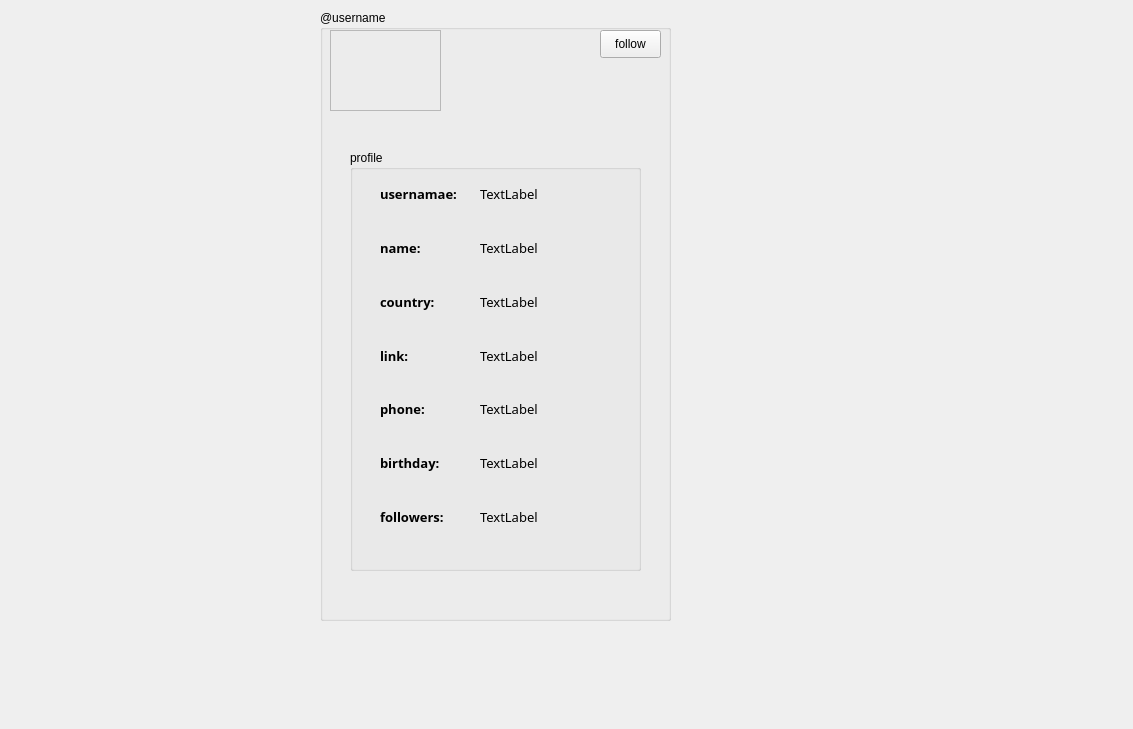
First picture: the form in showprofile.ui, repository arya237/twitterak-final, before the edit.
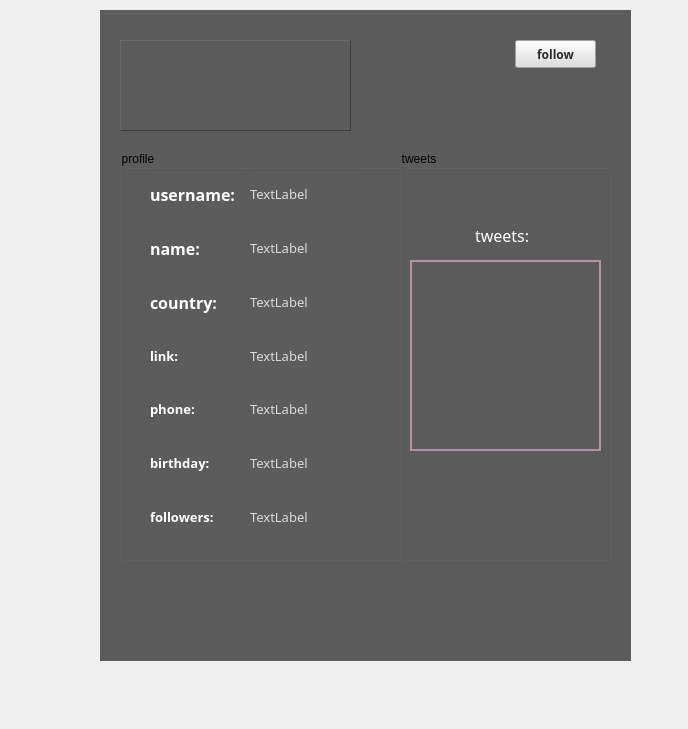
Second picture: the form after the edit. Icons and pictures are not drawn.

What changed in the file:
```diff
--- a/showprofile.ui
+++ b/showprofile.ui
@@ -6,7 +6,7 @@
    <rect>
     <x>0</x>
     <y>0</y>
-    <width>1133</width>
+    <width>688</width>
     <height>729</height>
    </rect>
   </property>
@@ -16,40 +16,62 @@
   <widget class="QGroupBox" name="profile_box">
    <property name="geometry">
     <rect>
-     <x>320</x>
+     <x>100</x>
      <y>10</y>
-     <width>351</width>
-     <height>611</height>
+     <width>531</width>
+     <height>651</height>
     </rect>
    </property>
+   <property name="styleSheet">
+    <string notr="true">background-color: rgb(92, 92, 92);</string>
+   </property>
    <property name="title">
-    <string>@username</string>
+    <string/>
    </property>
    <widget class="QFrame" name="image_profile">
     <property name="geometry">
      <rect>
-      <x>10</x>
-      <y>20</y>
-      <width>111</width>
-      <height>81</height>
+      <x>20</x>
+      <y>30</y>
+      <width>231</width>
+      <height>91</height>
      </rect>
     </property>
     <property name="frameShape">
-     <enum>QFrame::StyledPanel</enum>
+     <enum>QFrame::Panel</enum>
     </property>
     <property name="frameShadow">
      <enum>QFrame::Raised</enum>
     </property>
+    <widget class="QLabel" name="lbl_profile">
+     <property name="geometry">
+      <rect>
+       <x>20</x>
+       <y>20</y>
+       <width>55</width>
+       <height>16</height>
+      </rect>
+     </property>
+     <property name="text">
+      <string/>
+     </property>
+    </widget>
    </widget>
    <widget class="QGroupBox" name="groupBox">
     <property name="geometry">
      <rect>
-      <x>30</x>
+      <x>20</x>
       <y>140</y>
-      <width>291</width>
-      <height>421</height>
+      <width>281</width>
+      <height>411</height>
      </rect>
     </property>
+    <property name="styleSheet">
+     <string notr="true">QLabel
+{
+color: rgb(193, 193, 193);
+}</string>
+    </property>
     <property name="title">
      <string>profile</string>
     </property>
@@ -58,7 +80,7 @@
       <rect>
        <x>130</x>
        <y>20</y>
-       <width>131</width>
+       <width>111</width>
        <height>371</height>
       </rect>
      </property>
@@ -71,6 +93,9 @@
           <pointsize>10</pointsize>
          </font>
         </property>
+        <property name="styleSheet">
+         <string notr="true">color: rgb(218, 218, 218);</string>
+        </property>
         <property name="text">
          <string>TextLabel</string>
         </property>
@@ -84,6 +109,9 @@
           <pointsize>10</pointsize>
          </font>
         </property>
+        <property name="styleSheet">
+         <string notr="true">color: rgb(218, 218, 218);</string>
+        </property>
         <property name="text">
          <string>TextLabel</string>
         </property>
@@ -97,6 +125,9 @@
           <pointsize>10</pointsize>
          </font>
         </property>
+        <property name="styleSheet">
+         <string notr="true">color: rgb(218, 218, 218);</string>
+        </property>
         <property name="text">
          <string>TextLabel</string>
         </property>
@@ -110,6 +141,9 @@
           <pointsize>10</pointsize>
          </font>
         </property>
+        <property name="styleSheet">
+         <string notr="true">color: rgb(218, 218, 218);</string>
+        </property>
         <property name="text">
          <string>TextLabel</string>
         </property>
@@ -123,6 +157,9 @@
           <pointsize>10</pointsize>
          </font>
         </property>
+        <property name="styleSheet">
+         <string notr="true">color: rgb(218, 218, 218);</string>
+        </property>
         <property name="text">
          <string>TextLabel</string>
         </property>
@@ -136,6 +173,9 @@
           <pointsize>10</pointsize>
          </font>
         </property>
+        <property name="styleSheet">
+         <string notr="true">color: rgb(218, 218, 218);</string>
+        </property>
         <property name="text">
          <string>TextLabel</string>
         </property>
@@ -149,6 +189,9 @@
           <pointsize>10</pointsize>
          </font>
         </property>
+        <property name="styleSheet">
+         <string notr="true">color: rgb(218, 218, 218);</string>
+        </property>
         <property name="text">
          <string>TextLabel</string>
         </property>
@@ -169,7 +212,7 @@
       <string/>
      </property>
     </widget>
-    <widget class="QWidget" name="layoutWidget">
+    <widget class="QWidget" name="layoutWidget_2">
      <property name="geometry">
       <rect>
        <x>30</x>
@@ -184,13 +227,16 @@
         <property name="font">
          <font>
           <family>Bell MT</family>
-          <pointsize>10</pointsize>
+          <pointsize>12</pointsize>
           <weight>75</weight>
           <bold>true</bold>
          </font>
         </property>
+        <property name="styleSheet">
+         <string notr="true">color: rgb(255, 255, 255);</string>
+        </property>
         <property name="text">
-         <string>usernamae:</string>
+         <string>username:</string>
         </property>
        </widget>
       </item>
@@ -199,11 +245,14 @@
         <property name="font">
          <font>
           <family>Bell MT</family>
-          <pointsize>10</pointsize>
+          <pointsize>12</pointsize>
           <weight>75</weight>
           <bold>true</bold>
          </font>
         </property>
+        <property name="styleSheet">
+         <string notr="true">color: rgb(255, 255, 255);</string>
+        </property>
         <property name="text">
          <string>name:</string>
         </property>
@@ -214,11 +263,14 @@
         <property name="font">
          <font>
           <family>Bell MT</family>
-          <pointsize>10</pointsize>
+          <pointsize>12</pointsize>
           <weight>75</weight>
           <bold>true</bold>
          </font>
         </property>
+        <property name="styleSheet">
+         <string notr="true">color: rgb(255, 255, 255);</string>
+        </property>
         <property name="text">
          <string>country:</string>
         </property>
@@ -234,6 +286,9 @@
           <bold>true</bold>
          </font>
         </property>
+        <property name="styleSheet">
+         <string notr="true">color: rgb(255, 255, 255);</string>
+        </property>
         <property name="text">
          <string>link:</string>
         </property>
@@ -249,6 +304,10 @@
           <bold>true</bold>
          </font>
         </property>
+        <property name="styleSheet">
+         <string notr="true">color: rgb(255, 255, 255);
+</string>
+        </property>
         <property name="text">
          <string>phone:</string>
         </property>
@@ -264,6 +323,9 @@
           <bold>true</bold>
          </font>
         </property>
+        <property name="styleSheet">
+         <string notr="true">color: rgb(255, 255, 255);</string>
+        </property>
         <property name="text">
          <string>birthday:</string>
         </property>
@@ -279,6 +341,9 @@
           <bold>true</bold>
          </font>
         </property>
+        <property name="styleSheet">
+         <string notr="true">color: rgb(255, 255, 255);</string>
+        </property>
         <property name="text">
          <string>followers:</string>
         </property>
@@ -290,15 +355,102 @@
    <widget class="QPushButton" name="btn_follow">
     <property name="geometry">
      <rect>
-      <x>280</x>
-      <y>20</y>
-      <width>61</width>
+      <x>415</x>
+      <y>30</y>
+      <width>81</width>
       <height>28</height>
      </rect>
     </property>
+    <property name="font">
+     <font>
+      <family>Dubai</family>
+      <pointsize>9</pointsize>
+      <weight>75</weight>
+      <bold>true</bold>
+     </font>
+    </property>
+    <property name="styleSheet">
+     <string notr="true">background-color: rgb(222, 222, 222);
+color: rgb(43, 43, 43);</string>
+    </property>
     <property name="text">
      <string>follow</string>
     </property>
+    <property name="icon">
+     <iconset>
+      <normaloff>../../../icons/icons8-follow-24(1).png</normaloff>../../../icons/icons8-follow-24(1).png</iconset>
+    </property>
+   </widget>
+   <widget class="QGroupBox" name="groupBox_2">
+    <property name="geometry">
+     <rect>
+      <x>300</x>
+      <y>140</y>
+      <width>211</width>
+      <height>411</height>
+     </rect>
+    </property>
+    <property name="title">
+     <string>tweets</string>
+    </property>
+    <widget class="QListWidget" name="listwidget_tweets">
+     <property name="geometry">
+      <rect>
+       <x>10</x>
+       <y>110</y>
+       <width>191</width>
+       <height>191</height>
+      </rect>
+     </property>
+     <property name="autoFillBackground">
+      <bool>false</bool>
+     </property>
+     <property name="styleSheet">
+      <string notr="true">background-color: transparent;
+color: rgb(177, 149, 166);
+</string>
+     </property>
+     <property name="frameShape">
+      <enum>QFrame::WinPanel</enum>
+     </property>
+     <property name="frameShadow">
+      <enum>QFrame::Plain</enum>
+     </property>
+     <property name="lineWidth">
+      <number>0</number>
+     </property>
+     <property name="midLineWidth">
+      <number>0</number>
+     </property>
+     <property name="movement">
+      <enum>QListView::Static</enum>
+     </property>
+     <property name="selectionRectVisible">
+      <bool>false</bool>
+     </property>
+    </widget>
+    <widget class="QLabel" name="label_10">
+     <property name="geometry">
+      <rect>
+       <x>75</x>
+       <y>70</y>
+       <width>70</width>
+       <height>31</height>
+      </rect>
+     </property>
+     <property name="font">
+      <font>
+       <family>Bell MT</family>
+       <pointsize>12</pointsize>
+      </font>
+     </property>
+     <property name="styleSheet">
+      <string notr="true">color: rgb(255, 255, 255);</string>
+     </property>
+     <property name="text">
+      <string>tweets:</string>
+     </property>
+    </widget>
    </widget>
   </widget>
  </widget>
```
